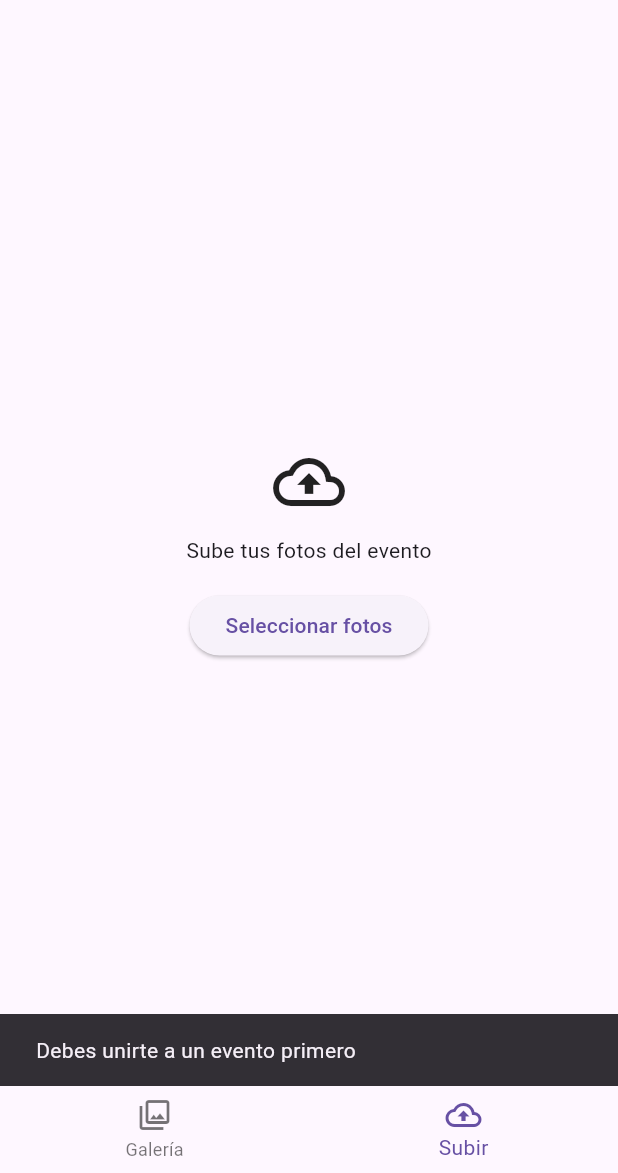
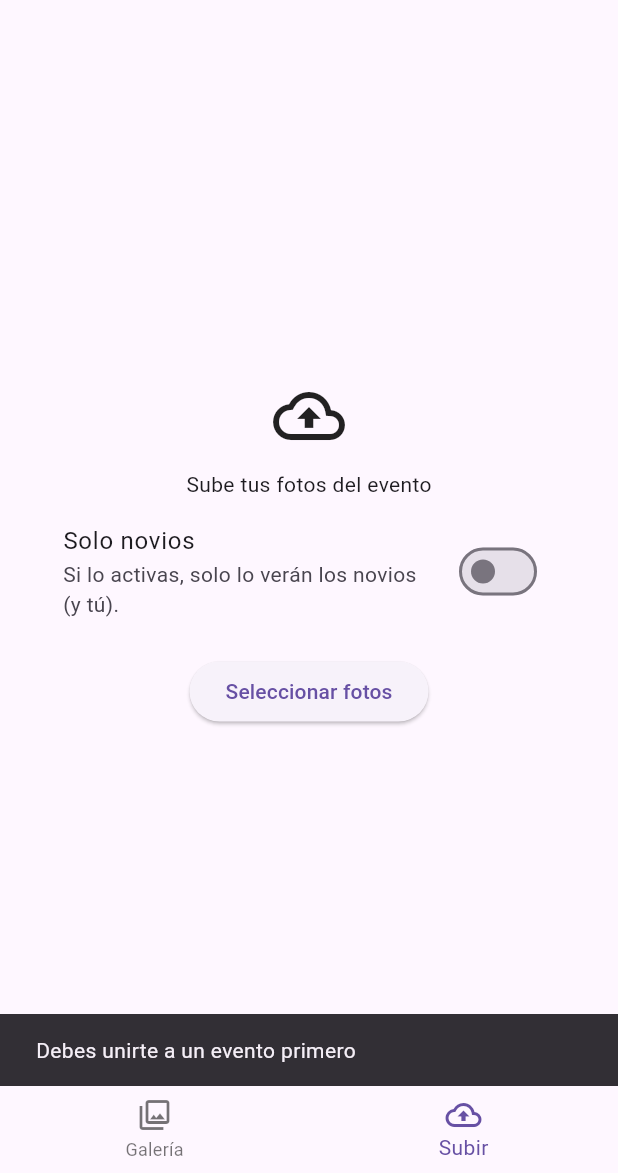
Before and after one commit to rchiup/weddingapp, a Flutter app: the FotosFlow screen opened by its route, item 2 of the bottom bar chosen, after a tap on "Seleccionar fotos", on a phone screen of 412 x 824 dp, the part 63-1236 px from its top. Run offline on Flutter 3.47's test engine with Material 3 defaults, Android fonts, the phone set to English and light mode, and no system bars; our stand-ins replace cloud_firestore, cross_file, dio, firebase_core, firebase_storage, go_router and 4 more; missing offline and left inert: dart:html; accounts and stored records are empty.

Commit message:
Add 'Solo novios' upload option and filter feed

```diff
--- a/app/lib/fotos/foto_model.dart
+++ b/app/lib/fotos/foto_model.dart
@@ -6,6 +6,7 @@ class FotoModel {
   final String url;
   final String uploadedBy;
   final String uploadedByName;
+  final String visibility; // 'public' | 'novios'
   final DateTime createdAt;
 
   /// Clave estable para likes/comentarios (misma URL = misma clave aunque el backend cambie photoId)
@@ -23,6 +24,7 @@ class FotoModel {
     required this.url,
     required this.uploadedBy,
     required this.uploadedByName,
+    required this.visibility,
     required this.createdAt,
   });
 
@@ -38,6 +40,7 @@ class FotoModel {
       url: data['url'] ?? data['imageUrl'] ?? '',
       uploadedBy: data['uploadedBy'] ?? data['userId'] ?? '',
       uploadedByName: (data['uploadedByName'] ?? data['userName'] ?? '').toString(),
+      visibility: (data['visibility'] ?? 'public').toString(),
       createdAt: createdAt,
     );
   }
--- a/app/lib/fotos/fotos_feed_screen.dart
+++ b/app/lib/fotos/fotos_feed_screen.dart
@@ -41,11 +41,13 @@ class _FotosFeedScreenState extends State<FotosFeedScreen> {
   Widget build(BuildContext context) {
     final userContext = context.watch<UserContextProvider>();
     final eventId = userContext.eventId ?? '';
+    final viewerId = userContext.userId ?? '';
+    final includePrivate = userContext.isAdmin;
     final provider = context.watch<FotosProvider>();
 
     if (!_didLoad) {
       _didLoad = true;
-      provider.loadInitial(eventId);
+      provider.loadInitial(eventId, viewerId: viewerId, includePrivate: includePrivate);
     }
 
     if (provider.isLoading) {
@@ -57,7 +59,8 @@ class _FotosFeedScreenState extends State<FotosFeedScreen> {
     }
 
     return RefreshIndicator(
-      onRefresh: () => provider.refresh(eventId),
+      onRefresh: () =>
+          provider.refresh(eventId, viewerId: viewerId, includePrivate: includePrivate),
       child: Padding(
         padding: const EdgeInsets.all(12.0),
         child: GridView.builder(
--- a/app/lib/fotos/fotos_upload_screen.dart
+++ b/app/lib/fotos/fotos_upload_screen.dart
@@ -7,9 +7,16 @@ import 'fotos_provider.dart';
 
 /// Pantalla de subida de fotos del flujo de fotos
 ///
-/// UI básica para seleccionar y subir fotos (sin lógica).
-class FotosUploadScreen extends StatelessWidget {
+/// UI básica para seleccionar y subir fotos (visibilidad pública o solo novios).
+class FotosUploadScreen extends StatefulWidget {
   const FotosUploadScreen({super.key});
+
+  @override
+  State<FotosUploadScreen> createState() => _FotosUploadScreenState();
+}
+
+class _FotosUploadScreenState extends State<FotosUploadScreen> {
+  bool _onlyNovios = false;
 
   @override
   Widget build(BuildContext context) {
@@ -23,6 +30,16 @@ class FotosUploadScreen extends StatelessWidget {
           const Icon(Icons.cloud_upload_outlined, size: 48),
           const SizedBox(height: 12),
           const Text('Sube tus fotos del evento'),
+          const SizedBox(height: 8),
+          SizedBox(
+            width: 360,
+            child: SwitchListTile(
+              value: _onlyNovios,
+              onChanged: provider.isUploading ? null : (v) => setState(() => _onlyNovios = v),
+              title: const Text('Solo novios'),
+              subtitle: const Text('Si lo activas, solo lo verán los novios (y tú).'),
+            ),
+          ),
           const SizedBox(height: 16),
           ElevatedButton(
             onPressed: provider.isUploading
@@ -42,6 +59,7 @@ class FotosUploadScreen extends StatelessWidget {
                 eventId: userContext.eventId ?? '',
                 userId: userContext.userId ?? '',
                 userName: userContext.userName ?? 'Invitado',
+                visibility: _onlyNovios ? 'novios' : 'public',
                 files: files,
               );
               if (!context.mounted) return;
```
Also changed, not shown: app/lib/fotos/fotos_image_tile.dart (+29 -3 lines), app/lib/fotos/fotos_provider.dart (+30 -7 lines), app/lib/fotos/fotos_repository.dart (+16 -2 lines).
